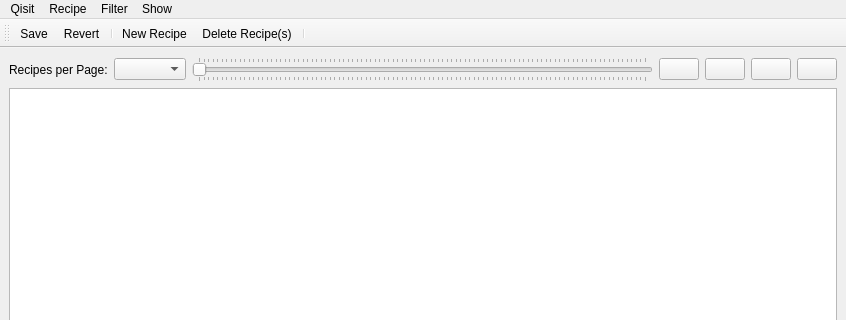
mnowiasz/qisit, file src/qisit/qt/recipelistwindow/ui/recipe_list.ui: the form before one commit; both pictures show x 0 to 846 and y 0 to 320 of the 846 by 600 pixel window.
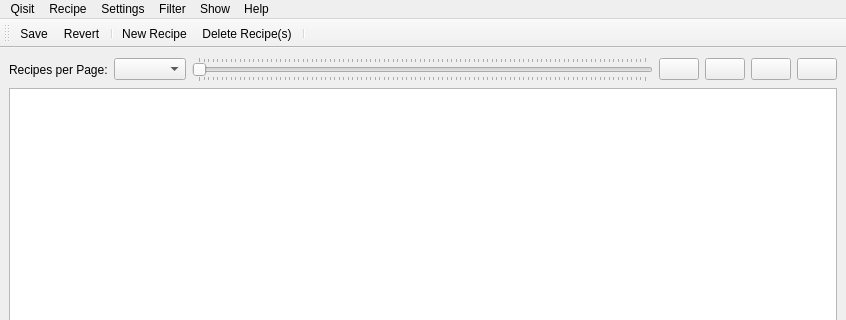
The form after the commit. Icons and pictures are not drawn.

The edit to the form file:
```diff
--- a/src/qisit/qt/recipelistwindow/ui/recipe_list.ui
+++ b/src/qisit/qt/recipelistwindow/ui/recipe_list.ui
@@ -187,10 +187,27 @@
      <string>Show</string>
     </property>
    </widget>
+   <widget class="QMenu" name="menuHelp">
+    <property name="title">
+     <string>Help</string>
+    </property>
+    <addaction name="actionWhat_s_This"/>
+    <addaction name="separator"/>
+    <addaction name="actionAbout"/>
+   </widget>
+   <widget class="QMenu" name="menuSettings">
+    <property name="title">
+     <string>Settings</string>
+    </property>
+    <addaction name="actionFilter"/>
+    <addaction name="actionShow"/>
+   </widget>
    <addaction name="menuQisit"/>
    <addaction name="menuRecipe"/>
+   <addaction name="menuSettings"/>
    <addaction name="menuFilter"/>
    <addaction name="menuShow"/>
+   <addaction name="menuHelp"/>
   </widget>
   <widget class="QStatusBar" name="statusbar"/>
   <widget class="QToolBar" name="toolBar">
```
Left out of the diff: 27 changed lines with no effect on the pictures.
